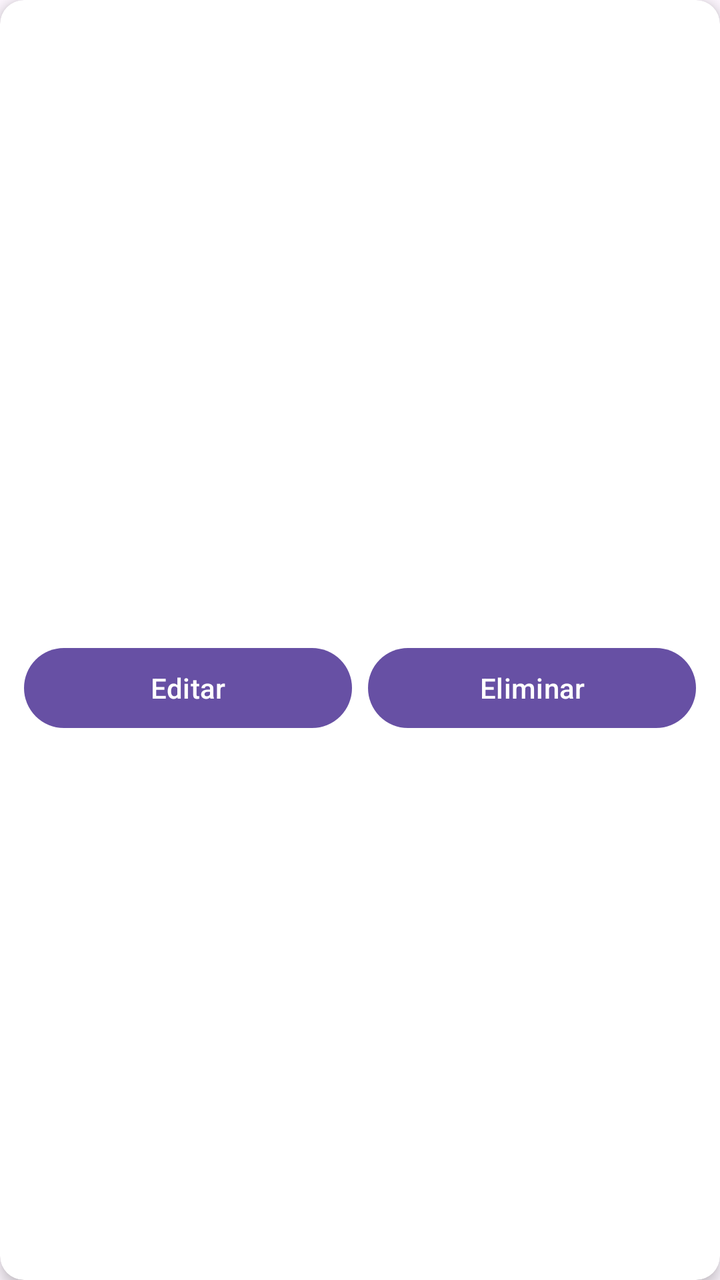
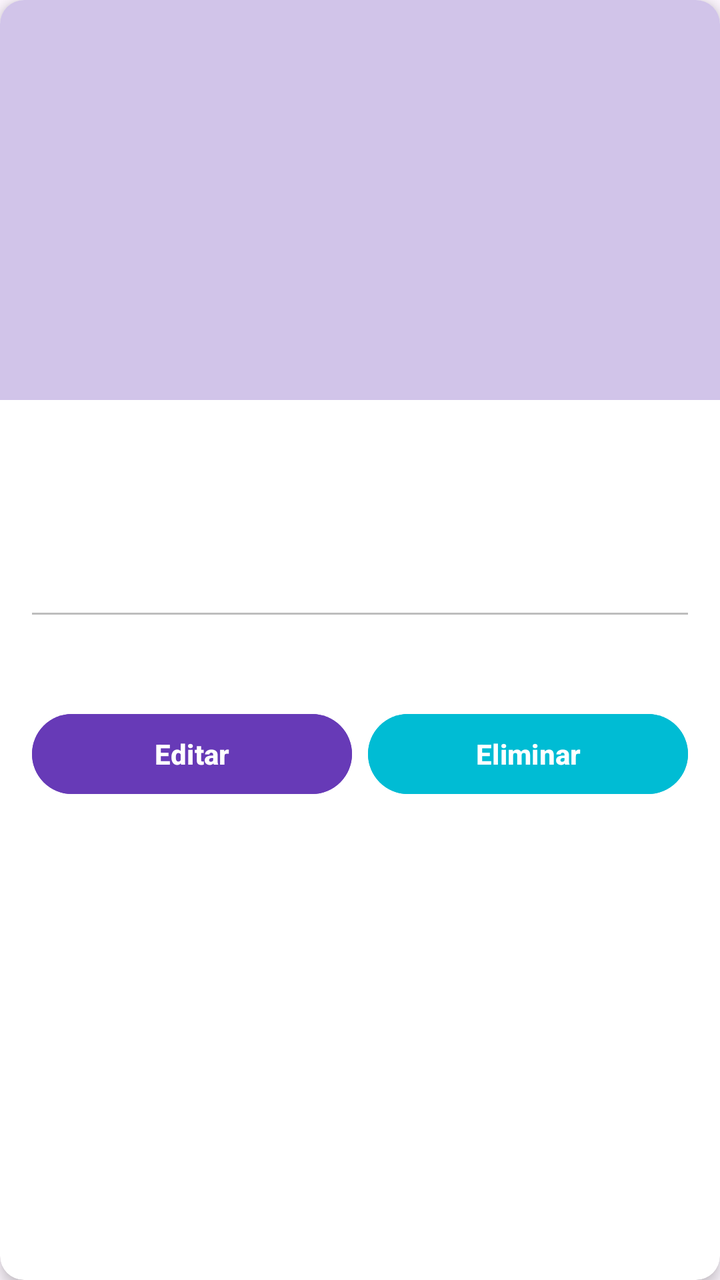

The first picture is an Android layout as it rendered before a commit; the second is the same layout after the commit. The layout source and the unified diff follow.
<!-- AndroidManifest.xml: application theme Theme.Desafio2_DSM -->
<!-- res/layout/item_destination.xml -->
<?xml version="1.0" encoding="utf-8"?>
<androidx.cardview.widget.CardView
    xmlns:android="http://schemas.android.com/apk/res/android"
    xmlns:app="http://schemas.android.com/apk/res-auto"
    android:layout_width="match_parent"
    android:layout_height="wrap_content"
    android:layout_margin="8dp"
    app:cardCornerRadius="12dp"
    app:cardElevation="4dp">

    <LinearLayout
        android:layout_width="match_parent"
        android:layout_height="wrap_content"
        android:orientation="vertical">

        <ImageView
            android:id="@+id/destinationImageView"
            android:layout_width="match_parent"
            android:layout_height="200dp"
            android:contentDescription="@string/select_image"
            android:scaleType="centerCrop" />

        <LinearLayout
            android:layout_width="match_parent"
            android:layout_height="wrap_content"
            android:orientation="vertical"
            android:padding="12dp">

            <TextView
                android:id="@+id/destinationNameTextView"
                android:layout_width="match_parent"
                android:layout_height="wrap_content"
                android:textSize="20sp"
                android:textStyle="bold" />

            <TextView
                android:id="@+id/countryTextView"
                android:layout_width="match_parent"
                android:layout_height="wrap_content"
                android:layout_marginTop="4dp" />

            <TextView
                android:id="@+id/priceTextView"
                android:layout_width="match_parent"
                android:layout_height="wrap_content"
                android:layout_marginTop="4dp"
                android:textStyle="bold" />

            <TextView
                android:id="@+id/descriptionTextView"
                android:layout_width="match_parent"
                android:layout_height="wrap_content"
                android:layout_marginTop="6dp" />

            <LinearLayout
                android:layout_width="match_parent"
                android:layout_height="wrap_content"
                android:layout_marginTop="10dp"
                android:orientation="horizontal">

                <Button
                    android:id="@+id/btnEditar"
                    android:layout_width="0dp"
                    android:layout_height="wrap_content"
                    android:layout_weight="1"
                    android:text="@string/edit" />

                <Button
                    android:id="@+id/btnEliminar"
                    android:layout_width="0dp"
                    android:layout_height="wrap_content"
                    android:layout_marginStart="8dp"
                    android:layout_weight="1"
                    android:text="@string/delete" />

            </LinearLayout>

        </LinearLayout>

    </LinearLayout>

</androidx.cardview.widget.CardView>
<!-- resources referenced by this layout -->
<resources>
  <string name="delete">Eliminar</string>
  <string name="edit">Editar</string>
  <string name="select_image">Seleccionar imagen</string>
  <style name="Theme.Desafio2_DSM" parent="Base.Theme.Desafio2_DSM" />
  <style name="Base.Theme.Desafio2_DSM" parent="Theme.Material3.DayNight.NoActionBar">
          
          
      </style>
</resources>

<!-- the commit's change to res/layout/item_destination.xml (unified diff, before → after) -->
@@ -4,9 +4,10 @@
     xmlns:app="http://schemas.android.com/apk/res-auto"
     android:layout_width="match_parent"
     android:layout_height="wrap_content"
-    android:layout_margin="8dp"
-    app:cardCornerRadius="12dp"
-    app:cardElevation="4dp">
+    android:layout_margin="@dimen/card_margin"
+    app:cardBackgroundColor="@color/card_background"
+    app:cardCornerRadius="@dimen/card_radius"
+    app:cardElevation="@dimen/card_elevation">
 
     <LinearLayout
         android:layout_width="match_parent"
@@ -16,7 +17,8 @@
         <ImageView
             android:id="@+id/destinationImageView"
             android:layout_width="match_parent"
-            android:layout_height="200dp"
+            android:layout_height="@dimen/destination_image_height"
+            android:background="@color/primary_light"
             android:contentDescription="@string/select_image"
             android:scaleType="centerCrop" />
 
@@ -24,54 +26,74 @@
             android:layout_width="match_parent"
             android:layout_height="wrap_content"
             android:orientation="vertical"
-            android:padding="12dp">
+            android:padding="@dimen/card_padding">
 
             <TextView
                 android:id="@+id/destinationNameTextView"
                 android:layout_width="match_parent"
                 android:layout_height="wrap_content"
-                android:textSize="20sp"
+                android:textColor="@color/text_primary"
+                android:textSize="@dimen/text_size_title"
                 android:textStyle="bold" />
 
             <TextView
                 android:id="@+id/countryTextView"
                 android:layout_width="match_parent"
                 android:layout_height="wrap_content"
-                android:layout_marginTop="4dp" />
+                android:layout_marginTop="@dimen/margin_xsmall"
+                android:textColor="@color/text_secondary"
+                android:textSize="@dimen/text_size_small" />
 
             <TextView
                 android:id="@+id/priceTextView"
                 android:layout_width="match_parent"
                 android:layout_height="wrap_content"
-                android:layout_marginTop="4dp"
+                android:layout_marginTop="@dimen/margin_small"
+                android:textColor="@color/primary"
+                android:textSize="@dimen/text_size_medium"
                 android:textStyle="bold" />
+
+            <View
+                android:layout_width="match_parent"
+                android:layout_height="@dimen/divider_height"
+                android:layout_marginTop="@dimen/margin_small"
+                android:background="@color/divider" />
 
             <TextView
                 android:id="@+id/descriptionTextView"
                 android:layout_width="match_parent"
                 android:layout_height="wrap_content"
-                android:layout_marginTop="6dp" />
+                android:layout_marginTop="@dimen/margin_small"
+                android:textColor="@color/text_secondary"
+                android:textSize="@dimen/text_size_normal" />
 
             <LinearLayout
                 android:layout_width="match_parent"
                 android:layout_height="wrap_content"
-                android:layout_marginTop="10dp"
+                android:layout_marginTop="@dimen/margin_medium"
                 android:orientation="horizontal">
 
                 <Button
                     android:id="@+id/btnEditar"
                     android:layout_width="0dp"
-                    android:layout_height="wrap_content"
+                    android:layout_height="@dimen/button_min_height"
+                    android:layout_marginEnd="@dimen/margin_xsmall"
                     android:layout_weight="1"
-                    android:text="@string/edit" />
+                    android:backgroundTint="@color/primary"
+                    android:text="@string/edit"
+                    android:textColor="@color/white"
+                    android:textStyle="bold" />
 
                 <Button
                     android:id="@+id/btnEliminar"
                     android:layout_width="0dp"
-                    android:layout_height="wrap_content"
-                    android:layout_marginStart="8dp"
+                    android:layout_height="@dimen/button_min_height"
+                    android:layout_marginStart="@dimen/margin_xsmall"
                     android:layout_weight="1"
-                    android:text="@string/delete" />
+                    android:backgroundTint="@color/accent"
+                    android:text="@string/delete"
+                    android:textColor="@color/white"
+                    android:textStyle="bold" />
 
             </LinearLayout>
 
<!-- resource entries referenced after the edit -->
@@ -1,5 +1,27 @@
 <!-- resources referenced by this layout -->
 <resources>
+  <color name="accent">#00BCD4</color>
+  <color name="card_background">#FFFFFF</color>
+  <color name="divider">#BDBDBD</color>
+  <color name="primary">#673AB7</color>
+  <color name="primary_light">#D1C4E9</color>
+  <color name="text_primary">#212121</color>
+  <color name="text_secondary">#757575</color>
+  <color name="white">#FFFFFF</color>
+  <dimen name="button_min_height">48dp</dimen>
+  <dimen name="card_elevation">4dp</dimen>
+  <dimen name="card_margin">8dp</dimen>
+  <dimen name="card_padding">16dp</dimen>
+  <dimen name="card_radius">12dp</dimen>
+  <dimen name="destination_image_height">200dp</dimen>
+  <dimen name="divider_height">1dp</dimen>
+  <dimen name="margin_medium">16dp</dimen>
+  <dimen name="margin_small">8dp</dimen>
+  <dimen name="margin_xsmall">4dp</dimen>
+  <dimen name="text_size_medium">18sp</dimen>
+  <dimen name="text_size_normal">16sp</dimen>
+  <dimen name="text_size_small">14sp</dimen>
+  <dimen name="text_size_title">20sp</dimen>
   <string name="delete">Eliminar</string>
   <string name="edit">Editar</string>
   <string name="select_image">Seleccionar imagen</string>
